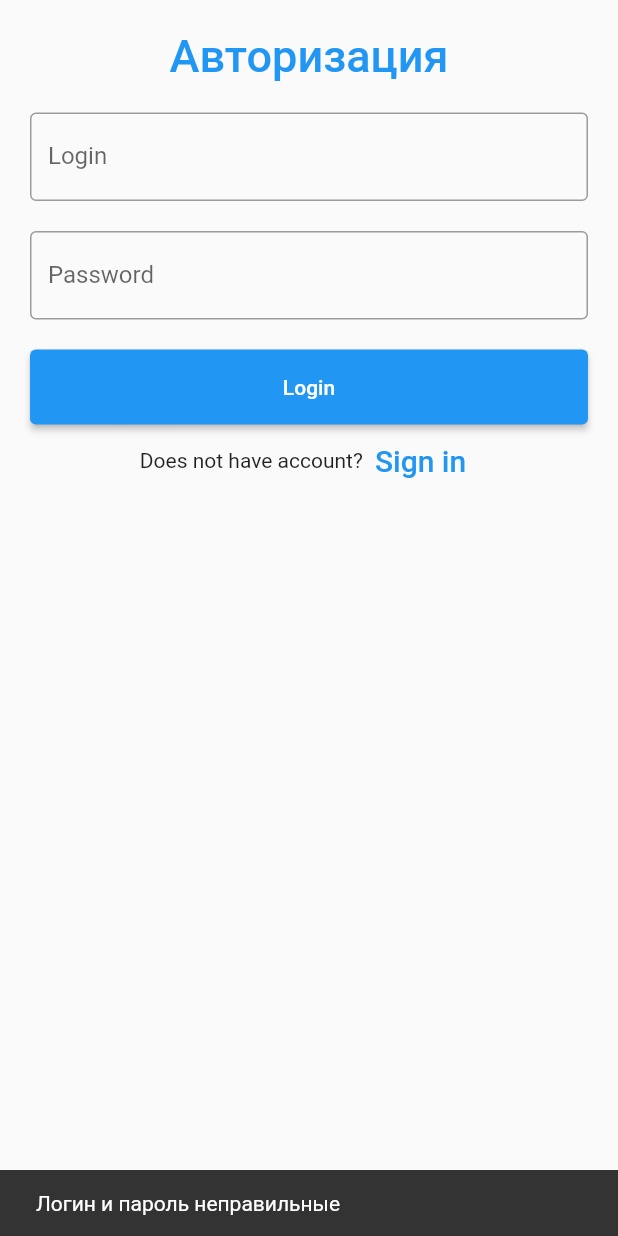
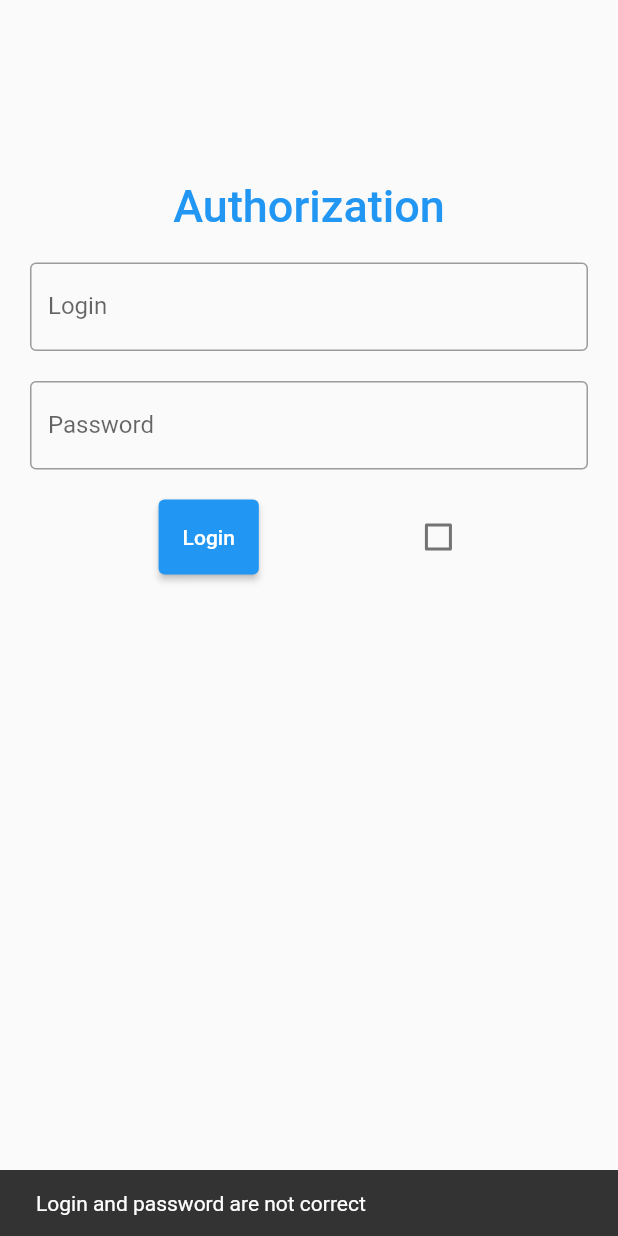
Before and after one commit to Serg8787/flutter_course_one, a Flutter app: the screen it shows after launch, after a tap on "Login", on a phone screen of 412 x 824 dp. Run offline on Flutter 3.47's test engine with Material 2 defaults, Android fonts, the phone set to English and light mode, and no system bars; our stand-ins replace shared_preferences; statements that could not run were skipped.

```diff
--- a/lib/screens/login_screen.dart
+++ b/lib/screens/login_screen.dart
@@ -1,19 +1,17 @@
 import 'package:flutter/material.dart';
 import 'package:flutter_course_one/screens/welcome_dart.dart';
-
+import 'package:shared_preferences/shared_preferences.dart';
 
 class LoginScreen extends StatefulWidget {
-
-
   @override
   State<LoginScreen> createState() => LoginScreenState();
 }
 
-
-
 class LoginScreenState extends State<LoginScreen> {
   TextEditingController nameController = TextEditingController();
   TextEditingController passwordController = TextEditingController();
+  bool? isCheckedCheckBox = false;
+  final prefs = await SharedPreferences.getInstance();
 
   @override
   Widget build(BuildContext context) {
@@ -22,11 +20,12 @@ class LoginScreenState extends State<LoginScreen> {
           padding: const EdgeInsets.all(10),
           child: ListView(
             children: <Widget>[
+              SizedBox(height: 100,),
               Container(
                   alignment: Alignment.center,
                   padding: const EdgeInsets.all(10),
                   child: const Text(
-                    'Авторизация',
+                    'Authorization',
                     style: TextStyle(
                         color: Colors.blue,
                         fontWeight: FontWeight.w500,
@@ -53,39 +52,43 @@ class LoginScreenState extends State<LoginScreen> {
                   ),
                 ),
               ),
-              SizedBox(height: 20,),
+              SizedBox(
+                height: 20,
+              ),
+              Row(
+                mainAxisAlignment: MainAxisAlignment.spaceEvenly,
+
+                children: [
                   Container(
                     height: 50,
                     padding: const EdgeInsets.fromLTRB(10, 0, 10, 0),
                     child: ElevatedButton(
                       child: const Text('Login'),
                       onPressed: () {
-                      if(nameController.text == "admin" &&
-                      passwordController.text == "12345"){
-                        Navigator.of(context)
-                            .pushReplacement(MaterialPageRoute(builder: (_) => Welcome()));
+                        if (nameController.text == "admin" &&
+                            passwordController.text == "12345") {
+                          Navigator.of(context).pushReplacement(
+                              MaterialPageRoute(builder: (_) => Welcome()));
                         } else {
                           print(nameController.text);
                           print(passwordController.text);
-                        ScaffoldMessenger.of(context).showSnackBar(SnackBar(content: Text("Логин и пароль неправильные")));
+                          ScaffoldMessenger.of(context).showSnackBar(SnackBar(
+                              content:
+                                  Text("Login and password are not correct")));
                         }
                       },
                     ),
                   ),
-              Row(
-                children: <Widget>[
-                  const Text('Does not have account?'),
-                  TextButton(
-                    child: const Text(
-                      'Sign in',
-                      style: TextStyle(fontSize: 20),
+                  Container(
+                    child: Checkbox(
+                        value: isCheckedCheckBox,
+                        onChanged: (newBool) {
+                          setState(() {
+                            isCheckedCheckBox = newBool;
+                          });
+                        }),
                   ),
-                    onPressed: () {
-                      //signup screen
-                    },
-                  )
                 ],
-                mainAxisAlignment: MainAxisAlignment.center,
               ),
             ],
           )),
--- a/lib/screens/welcome_dart.dart
+++ b/lib/screens/welcome_dart.dart
@@ -12,7 +12,7 @@ class _WelcomeState extends State<Welcome> {
   Widget build(BuildContext context) {
     return Container(
       child: Center(
-        child: Text("Вітаю")
+        child: Text("Wellcom")
       ),
     );
   }
```
Lines whose indentation alone changed are shown as unchanged.
